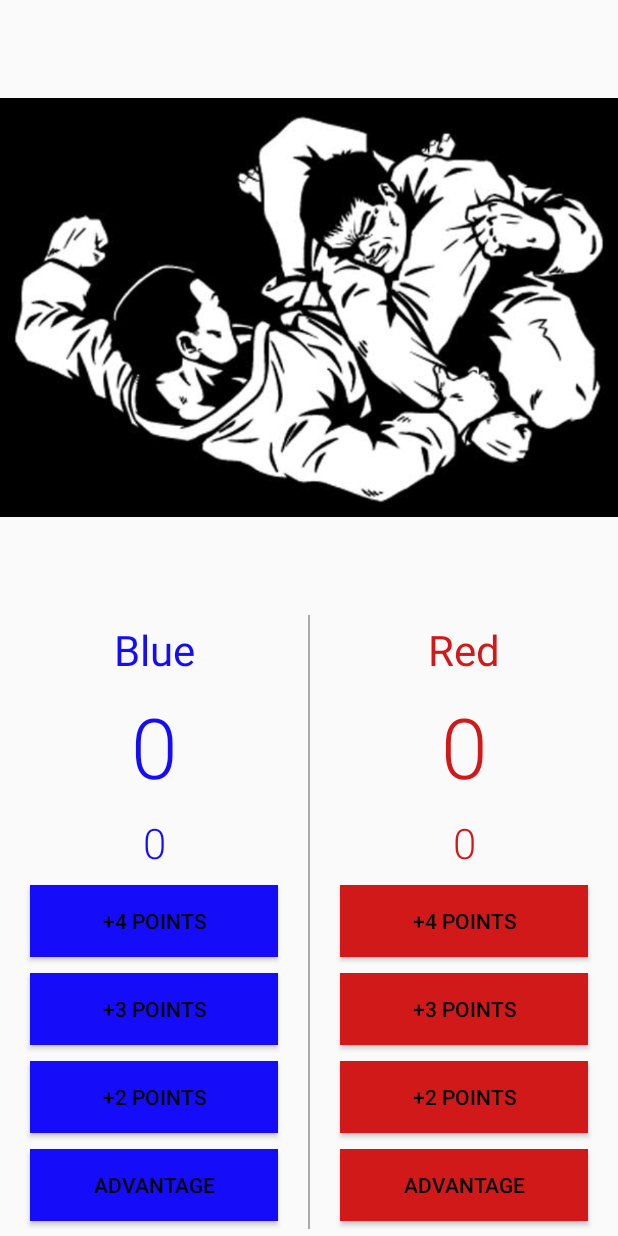
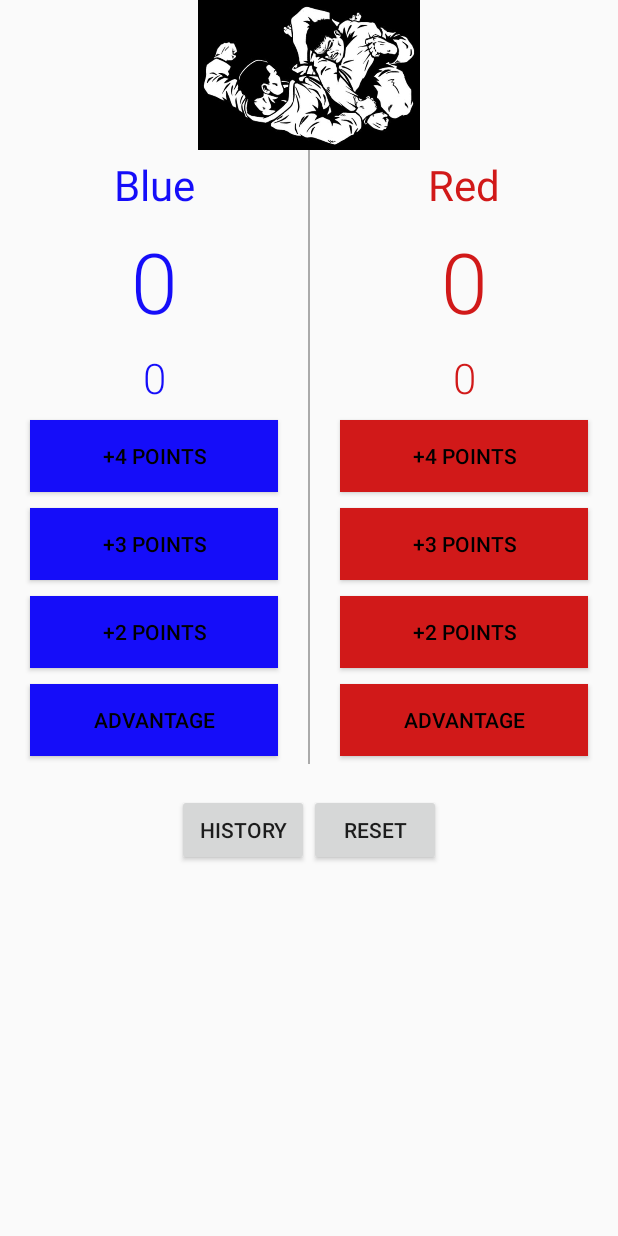
Before and after one commit to IvarsGoldingen/BjjscorekeeperV1.1, an Android app: the screen it shows after launch (MainActivity), on a phone screen of 412 x 824 dp. Run offline under Robolectric (Android 15) with nearby library versions, the light colour scheme and no system bars.

Commit message:
Small change in the main XML

```diff
--- a/app/src/main/res/layout/activity_main.xml
+++ b/app/src/main/res/layout/activity_main.xml
@@ -10,14 +10,12 @@
         android:layout_height="wrap_content"
         android:orientation="vertical">
         <ImageView
-            android:layout_height="0dp"
-            android:layout_weight="1"
+            android:layout_height="100dp"
+            android:layout_width="match_parent"
             android:id="@+id/image"
             android:scaleType="fitCenter"
-            android:src="@drawable/bjj2"
-            android:layout_width="wrap_content"/>
+            android:src="@drawable/bjj2" />
         <LinearLayout
-            android:layout_weight="5"
             android:orientation="vertical"
             android:layout_width="match_parent"
             android:layout_height="wrap_content">
--- a/app/src/main/res/values/dimens.xml
+++ b/app/src/main/res/values/dimens.xml
@@ -10,6 +10,6 @@
     <dimen name="button_margin_top_bottom">5dp</dimen>
     <dimen name="button_margin_sides">20dp</dimen>
     <dimen name="history_text_size">20sp</dimen>
-    <dimen name="additional_button_top_margin">40dp</dimen>
+    <dimen name="additional_button_top_margin">20dp</dimen>
 
 </resources>
```
